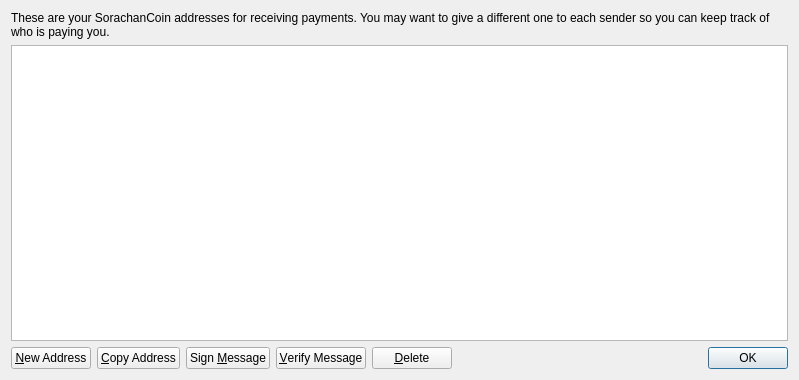
This is src/qt/forms/addressbookpage.ui in FromHDDtoSSD/SorachanCoin-qt as Qt 5 draws it before an edit. The edited form follows.
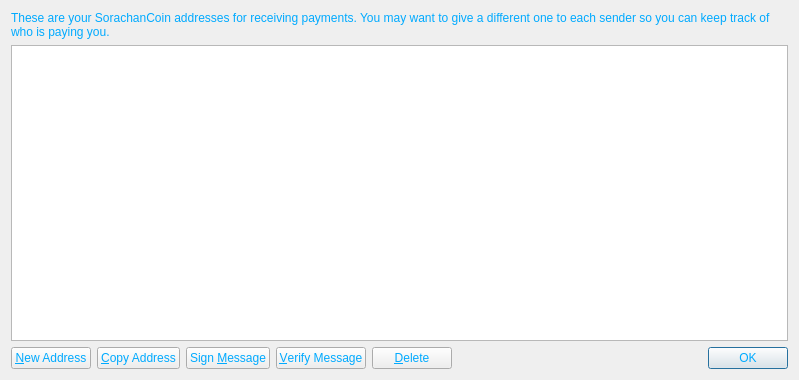
This is the edited form. Icons and pictures are not drawn.

Diff of the .ui file:
```diff
--- a/src/qt/forms/addressbookpage.ui
+++ b/src/qt/forms/addressbookpage.ui
@@ -13,6 +13,10 @@
   <property name="windowTitle">
    <string>Address Book</string>
   </property>
+  <property name="styleSheet">
+   <string notr="true">background-image: url(:/images/bkg2);
+color: rgb(0, 170, 255);</string>
+  </property>
   <layout class="QVBoxLayout" name="verticalLayout">
    <item>
     <widget class="QLabel" name="labelExplanation">
```
